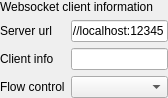
x-tools-author/x-tools, file src/pages/websocket/client/SAKWebSocketClientDeviceController.ui: the form before one commit.
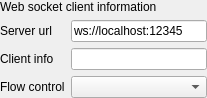
The form after the commit.

What changed in the file:
```diff
--- a/src/pages/websocket/client/SAKWebSocketClientDeviceController.ui
+++ b/src/pages/websocket/client/SAKWebSocketClientDeviceController.ui
@@ -6,7 +6,7 @@
    <rect>
     <x>0</x>
     <y>0</y>
-    <width>168</width>
+    <width>207</width>
     <height>90</height>
    </rect>
   </property>
@@ -29,7 +29,7 @@
    <item row="0" column="0" colspan="2">
     <widget class="QLabel" name="label_6">
      <property name="text">
-      <string>Websocket client information</string>
+      <string>Web socket client information</string>
      </property>
     </widget>
    </item>
```
